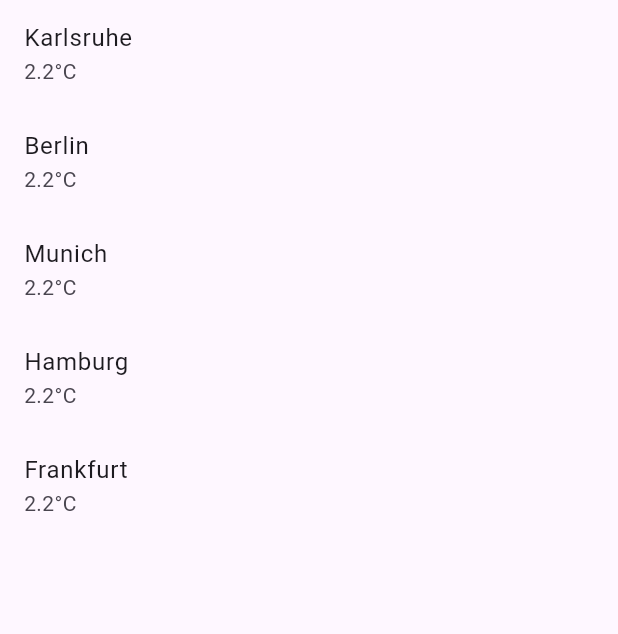
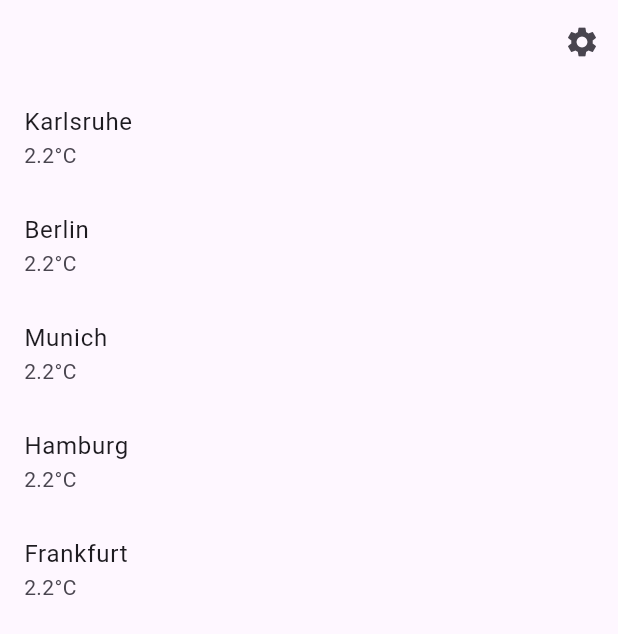
Before and after one commit to Niuuuh/weather, a Flutter app: the screen it shows after launch, on a phone screen of 412 x 824 dp. Shown: the top 634 px of the screen. Run offline on Flutter 3.47's test engine with Material 3 defaults, Android fonts, the phone set to English and light mode, and no system bars; our stand-ins replace dio, flutter_riverpod, freezed_annotation, go_router.

Commit message:
Add settings for temperature unit

```diff
--- a/lib/core/routing/navigation_helper.dart
+++ b/lib/core/routing/navigation_helper.dart
@@ -15,4 +15,8 @@ extension NavigationHelper on BuildContext {
       },
     );
   }
+
+  void goSettings() {
+    pushNamed(Routes.settings.name);
+  }
 }
--- a/lib/core/routing/router.dart
+++ b/lib/core/routing/router.dart
@@ -2,6 +2,7 @@ import 'package:go_router/go_router.dart';
 import 'package:weather/core/routing/route_path.dart';
 import 'package:weather/core/routing/router_extension.dart';
 import 'package:weather/core/routing/routing_constants.dart';
+import 'package:weather/features/settings/ui/pages/settings_page.dart';
 
 import '../../features/location/ui/pages/locations_page.dart';
 import '../../features/weather/ui/pages/location_detail_page.dart';
@@ -31,6 +32,13 @@ GoRouter router() {
           ),
         ],
       ),
+      GoRoute(
+        path: RoutePath.absolute([PathSegments.settings]),
+        name: Routes.settings.name,
+        builder: (context, state) {
+          return SettingsPage();
+        }
+      ),
     ],
   );
 }
--- a/lib/core/routing/routing_constants.dart
+++ b/lib/core/routing/routing_constants.dart
@@ -3,11 +3,13 @@ import 'package:weather/core/routing/route_path.dart';
 enum Routes {
   locations,
   locationDetail,
+  settings,
 }
 
 abstract class PathSegments {
   static const locations = PathSegment('locations');
   static const weather = PathSegment('weather');
+  static const settings = PathSegment('settings');
 }
 
 abstract class PathParameters {
--- a/lib/features/location/ui/pages/locations_page.dart
+++ b/lib/features/location/ui/pages/locations_page.dart
@@ -1,5 +1,6 @@
 import 'package:flutter/material.dart';
 import 'package:flutter_riverpod/flutter_riverpod.dart';
+import 'package:weather/shared/widgets/settings_button.dart';
 
 import '../widgets/location_list_view.dart';
 
@@ -9,6 +10,11 @@ class LocationsPage extends ConsumerWidget {
   @override
   Widget build(BuildContext context, WidgetRef ref) {
     return Scaffold(
+      appBar: AppBar(
+        actions: [
+          SettingsButton(),
+        ],
+      ),
       body: SafeArea(
         child: LocationListView(),
       ),
--- a/lib/features/location/ui/widgets/location_list_tile.dart
+++ b/lib/features/location/ui/widgets/location_list_tile.dart
@@ -3,8 +3,8 @@ import 'package:flutter_riverpod/flutter_riverpod.dart';
 import 'package:weather/features/location/domain/entities/location_entity.dart';
 import 'package:weather/features/weather/ui/providers/weather_providers.dart';
 import 'package:weather/shared/services/error_service.dart';
-import 'package:weather/shared/utils/format_utils.dart';
 
+import '../../../../shared/providers/shared_providers.dart';
 import '../../../../shared/widgets/bone.dart';
 
 class LocationListTile extends ConsumerWidget {
@@ -25,12 +25,15 @@ class LocationListTile extends ConsumerWidget {
       }
     });
 
-    return ref.watch(weatherProvider(location)).maybeWhen(
-      data: (weather) {
+    final asyncTemperature = ref.watch(temperatureProvider(location));
+    final unit = ref.watch(temperatureUnitProvider);
+
+    return asyncTemperature.maybeWhen(
+      data: (temperature) {
         return ListTile(
           title: Text(location.name),
-          subtitle: weather.temperature != null
-            ? Text("${FormatUtils.formatNumber(weather.temperature!, decimals: 1)}°C")
+          subtitle: temperature != null
+            ? Text("${temperature.toStringAsFixed(1)}${unit.symbol}")
             : null,
           onTap: onTap,
         );
--- a/lib/features/weather/data/repository/mock_weather_repository.dart
+++ b/lib/features/weather/data/repository/mock_weather_repository.dart
@@ -1,7 +1,6 @@
 import 'dart:math';
 
 import 'package:weather/features/weather/data/repository/weather_repository.dart';
-import 'package:weather/features/weather/domain/errors/weather_error.dart';
 
 import '../../domain/entities/weather_entity.dart';
 import '../sources/weather_api.dart';
--- a/lib/features/weather/ui/providers/weather_providers.dart
+++ b/lib/features/weather/ui/providers/weather_providers.dart
@@ -3,6 +3,9 @@ import 'package:weather/features/location/domain/entities/location_entity.dart';
 import 'package:weather/features/weather/data/repository/weather_repository.dart';
 import 'package:weather/features/weather/data/sources/weather_api.dart';
 
+import '../../../../shared/entities/temperature_unit.dart';
+import '../../../../shared/providers/shared_providers.dart';
+import '../../../../shared/utils/conversion_utils.dart';
 import '../../data/repository/mock_weather_repository.dart';
 
 final weatherApiProvider = Provider((ref) => WeatherApi());
@@ -13,9 +16,23 @@ final weatherRepositoryProvider = Provider((ref) {
   );
 });
 
-final weatherProvider = FutureProviderFamily((ref, LocationEntity location) {
+final weatherProvider = FutureProvider.family((ref, LocationEntity location) {
   return ref.read(weatherRepositoryProvider).getWeather(
     latitude: location.latitude,
     longitude: location.longitude,
   );
 });
+
+final temperatureProvider = Provider.family((ref, LocationEntity location) {
+  final asyncWeather = ref.watch(weatherProvider(location));
+  final unit = ref.watch(temperatureUnitProvider);
+
+  return asyncWeather.whenData((weather) {
+    final temperature = weather.temperature;
+    if (temperature == null) return null;
+    return switch (unit) {
+      TemperatureUnit.celsius => temperature,
+      TemperatureUnit.fahrenheit => ConversionUtils.celsiusToFahrenheit(temperature),
+    };
+  });
+});
--- /dev/null
+++ b/lib/shared/providers/shared_providers.dart
@@ -0,0 +1,5 @@
+import 'package:flutter_riverpod/flutter_riverpod.dart';
+
+import '../entities/temperature_unit.dart';
+
+final temperatureUnitProvider = StateProvider((ref) => TemperatureUnit.celsius);
--- /dev/null
+++ b/lib/shared/utils/conversion_utils.dart
@@ -0,0 +1,5 @@
+abstract class ConversionUtils {
+  static double celsiusToFahrenheit(double celsius) {
+    return celsius * 9 / 5 + 32;
+  }
+}
--- a/lib/shared/utils/format_utils.dart
+++ /dev/null
@@ -1,9 +0,0 @@
-abstract class FormatUtils {
-  static String? formatNumber(num? number, {int? decimals}) {
-    if (number == null) return null;
-    if (decimals != null) {
-      return number.toStringAsFixed(decimals);
-    }
-    return number.toString();
-  }
-}
--- /dev/null
+++ b/lib/shared/widgets/settings_button.dart
@@ -0,0 +1,15 @@
+import 'package:flutter/material.dart';
+import 'package:weather/core/routing/navigation_helper.dart';
+
+// does this belong to /shared?
+class SettingsButton extends StatelessWidget {
+  const SettingsButton({super.key});
+
+  @override
+  Widget build(BuildContext context) {
+    return IconButton(
+      icon: Icon(Icons.settings),
+      onPressed: () => context.goSettings(),
+    );
+  }
+}
```
Also changed, not shown: lib/features/settings/ui/pages/settings_page.dart (added, +27 -0 lines), lib/features/settings/ui/widgets/temperature_unit_button.dart (added, +30 -0 lines), lib/features/weather/ui/pages/location_detail_page.dart (+8 -5 lines), lib/shared/entities/temperature_unit.dart (added, +8 -0 lines).
